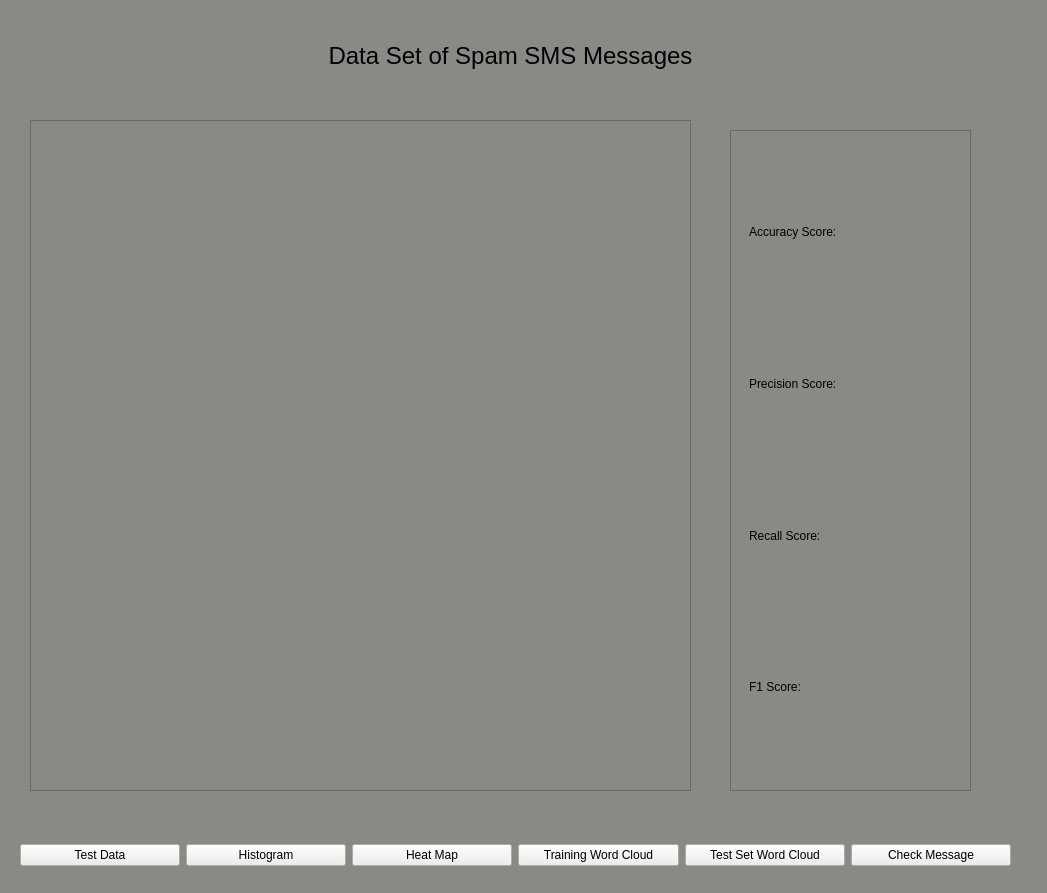
Qt form MainScreen.ui (dcfox2847/smsSpam) before a commit.
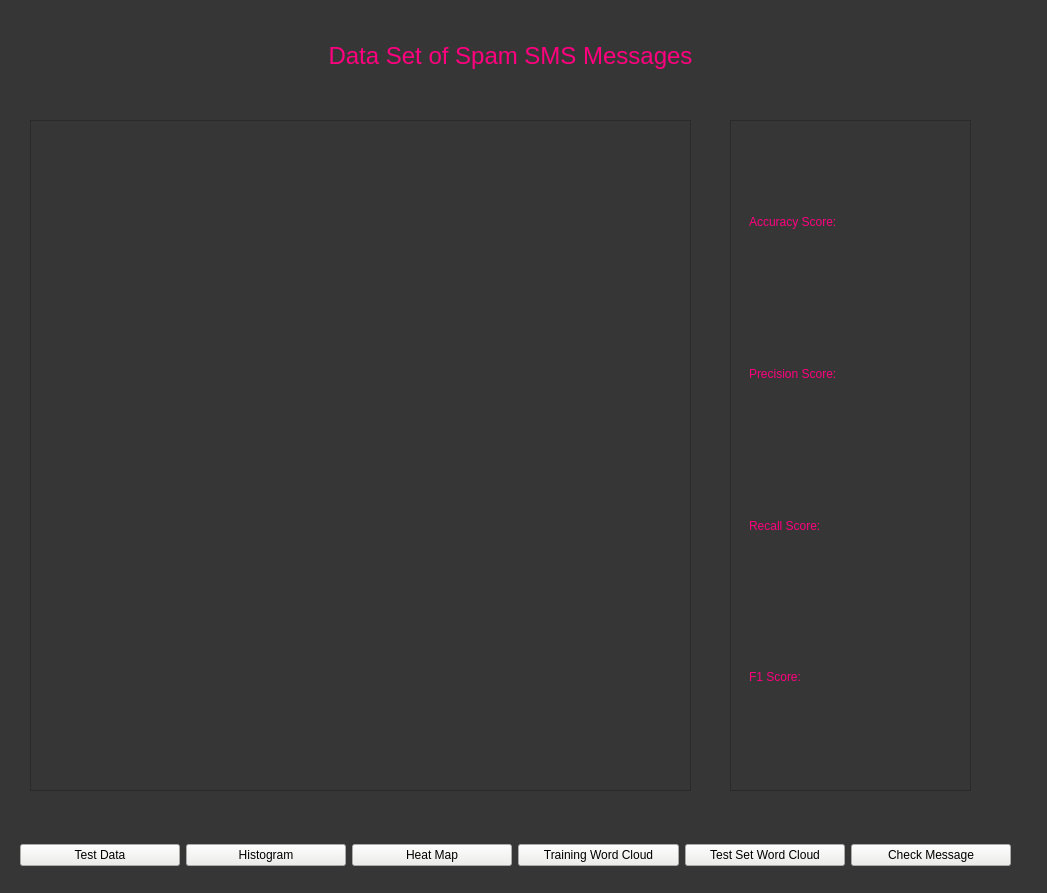
The same form after that commit.

Commit message: TODO: - Create function that ties login page to the main window - Store login data in text file - Check for log in validity against csv / text file

Patch:
```diff
--- a/MainScreen.ui
+++ b/MainScreen.ui
@@ -20,7 +20,7 @@
    <string>MainWindow</string>
   </property>
   <property name="styleSheet">
-   <string notr="true">background-color: rgb(136, 138, 133);</string>
+   <string notr="true">background-color: rgb(54, 54, 54);</string>
   </property>
   <widget class="QWidget" name="centralwidget">
    <widget class="QStackedWidget" name="stackedWidget">
@@ -53,6 +53,9 @@
         <pointsize>18</pointsize>
        </font>
       </property>
+      <property name="styleSheet">
+       <string notr="true">color: #ff007f;</string>
+      </property>
       <property name="text">
        <string>Data Set of Spam SMS Messages</string>
       </property>
@@ -64,11 +67,14 @@
       <property name="geometry">
        <rect>
         <x>720</x>
-        <y>110</y>
+        <y>100</y>
         <width>241</width>
-        <height>661</height>
+        <height>671</height>
        </rect>
       </property>
+      <property name="styleSheet">
+       <string notr="true"/>
+      </property>
       <property name="frameShape">
        <enum>QFrame::StyledPanel</enum>
       </property>
@@ -87,6 +93,9 @@
        <layout class="QVBoxLayout" name="verticalLayout">
         <item>
          <widget class="QLabel" name="accuracy_label">
+          <property name="styleSheet">
+           <string notr="true">color: #ff007f;</string>
+          </property>
           <property name="text">
            <string>Accuracy Score:</string>
           </property>
@@ -97,6 +106,9 @@
         </item>
         <item>
          <widget class="QLabel" name="precision_label">
+          <property name="styleSheet">
+           <string notr="true">color: #ff007f;</string>
+          </property>
           <property name="text">
            <string>Precision Score:</string>
           </property>
@@ -107,6 +119,9 @@
         </item>
         <item>
          <widget class="QLabel" name="recall_label">
+          <property name="styleSheet">
+           <string notr="true">color: #ff007f;</string>
+          </property>
           <property name="text">
            <string>Recall Score:</string>
           </property>
@@ -114,6 +129,9 @@
         </item>
         <item>
          <widget class="QLabel" name="f1_label">
+          <property name="styleSheet">
+           <string notr="true">color: #ff007f;</string>
+          </property>
           <property name="text">
            <string>F1 Score:</string>
           </property>
@@ -131,6 +149,12 @@
         <height>671</height>
        </rect>
       </property>
+      <property name="styleSheet">
+       <string notr="true">color: #ff007f;</string>
+      </property>
+      <property name="sizeAdjustPolicy">
+       <enum>QAbstractScrollArea::AdjustToContents</enum>
+      </property>
      </widget>
     </widget>
     <widget class="QWidget" name="hist_page">
```
Left out of the diff: 41 changed lines with no effect on the pictures. The commit also changes 7 other files.
